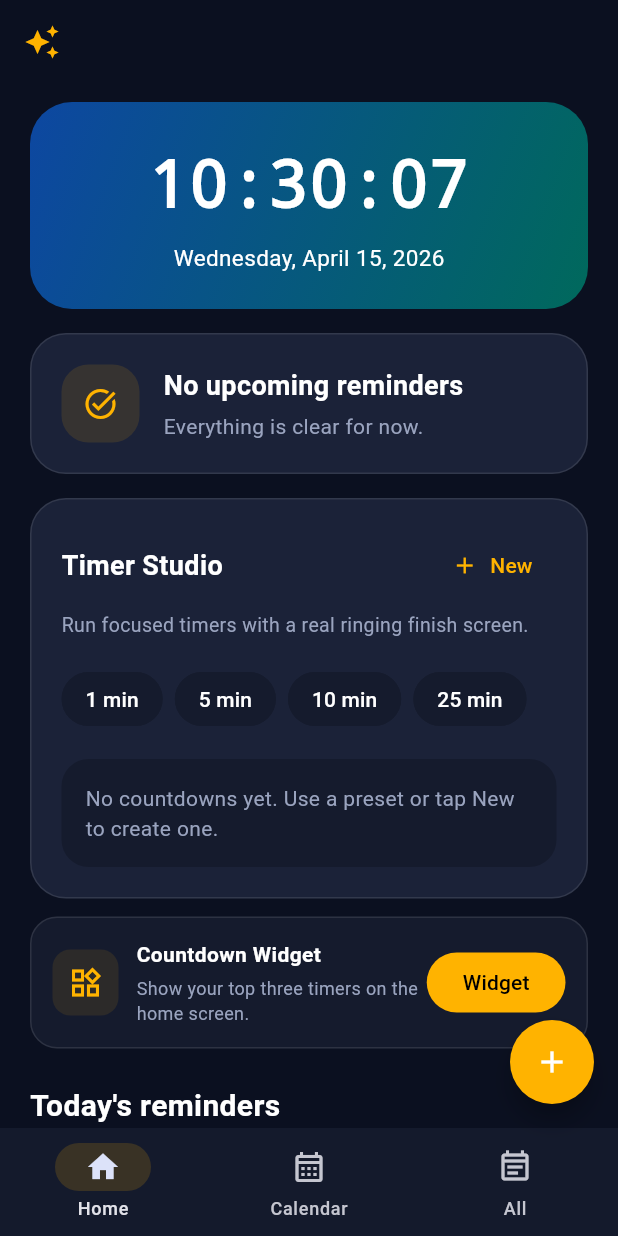
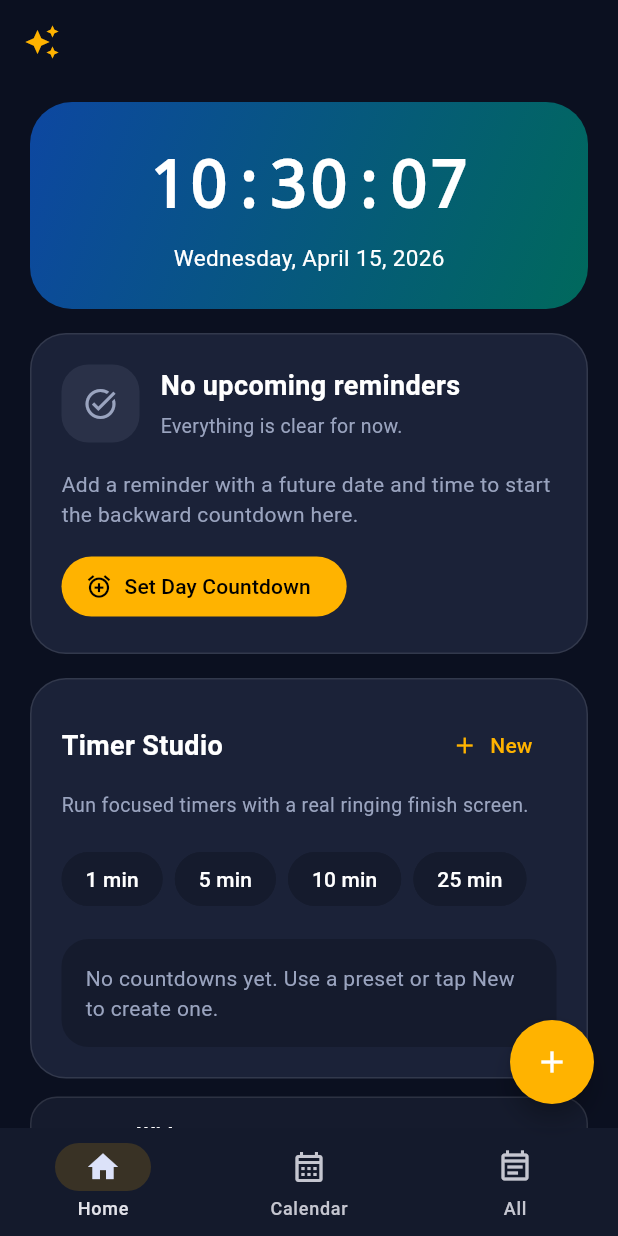
Before and after one commit to AbdulWahid0171/ai_scheduler, a Flutter app: the screen it shows after launch, on a phone screen of 412 x 824 dp. Run offline on Flutter 3.47's test engine with Material 3 defaults, Android fonts, the phone set to English and light mode, and no system bars; our stand-ins replace flutter_local_notifications, permission_handler, sqflite, table_calendar; missing offline and left inert: flutter_gemma; accounts and stored records are empty.

Commit message:
Add day countdown home and widget support

```diff
--- a/lib/screens/home_screen.dart
+++ b/lib/screens/home_screen.dart
@@ -32,8 +32,19 @@ class HomeScreen extends StatelessWidget {
                     onTap: () {
                       final next = state.nextUpcomingReminder;
                       if (next != null) {
-                        AddEditReminderSheet.show(context, reminder: next);
+                        AddEditReminderSheet.show(
+                          context,
+                          reminder: next,
+                          countdownMode: true,
+                        );
                       }
+                    },
+                    onCreateCountdown: () {
+                      AddEditReminderSheet.show(
+                        context,
+                        initialDate: DateTime.now().add(const Duration(days: 1)),
+                        countdownMode: true,
+                      );
                     },
                   ),
                   const SizedBox(height: 16),
@@ -46,7 +57,7 @@ class HomeScreen extends StatelessWidget {
                         builder: (context) => AlertDialog(
                           title: const Text('Home Widget'),
                           content: const Text(
-                            'To add the countdown widget, long-press your home screen, open Widgets, then add AI Scheduler.\n\nUse this after starting timers so the widget shows your latest top three countdowns.',
+                            'To add a widget, long-press your home screen, open Widgets, then add AI Scheduler.\n\nThere are now two widget types:\n- Countdown Widget for your top three timers\n- Day Countdown Widget for the next reminder countdown',
                           ),
                           actions: [
                             TextButton(
@@ -136,7 +147,7 @@ class _WidgetCallout extends StatelessWidget {
               crossAxisAlignment: CrossAxisAlignment.start,
               children: [
                 Text(
-                  'Countdown Widget',
+                  'Widgets',
                   style: TextStyle(
                     color: AppColors.textPrimary,
                     fontWeight: FontWeight.w700,
@@ -144,7 +155,7 @@ class _WidgetCallout extends StatelessWidget {
                 ),
                 SizedBox(height: 4),
                 Text(
-                  'Show your top three timers on the home screen.',
+                  'Add timer and day-countdown widgets to the home screen.',
                   style: TextStyle(
                     color: AppColors.textSecondary,
                     fontSize: 12,
--- a/lib/services/home_widget_service.dart
+++ b/lib/services/home_widget_service.dart
@@ -1,5 +1,7 @@
 import 'package:flutter/foundation.dart';
 import 'package:flutter/services.dart';
+
+import '../models/reminder.dart';
 
 class CountdownWidgetEntry {
   const CountdownWidgetEntry({
@@ -53,4 +55,21 @@ class HomeWidgetService {
       // Ignore platform channel failures outside Android widget support.
     }
   }
+
+  static Future<void> updateDayCountdownWidget({
+    required Reminder? reminder,
+  }) async {
+    if (defaultTargetPlatform != TargetPlatform.android) {
+      return;
+    }
+
+    try {
+      await _channel.invokeMethod<void>('updateDayCountdownWidget', {
+        'title': reminder?.title ?? '',
+        'targetMillis': reminder?.dateTime.millisecondsSinceEpoch ?? 0,
+      });
+    } catch (_) {
+      // Ignore platform channel failures outside Android widget support.
+    }
+  }
 }
--- a/lib/state/app_state.dart
+++ b/lib/state/app_state.dart
@@ -3,6 +3,7 @@ import 'package:flutter/material.dart';
 import '../database/database_helper.dart';
 import '../models/chat_message.dart';
 import '../models/reminder.dart';
+import '../services/home_widget_service.dart';
 import '../services/notification_service.dart';
 import '../utils/constants.dart';
 import '../utils/date_utils.dart';
@@ -51,6 +52,9 @@ class AppState extends ChangeNotifier {
   Future<void> refresh() async {
     _reminders = await _databaseHelper.getAllReminders();
     _reminders.sort((a, b) => a.dateTime.compareTo(b.dateTime));
+    await HomeWidgetService.updateDayCountdownWidget(
+      reminder: nextUpcomingReminder,
+    );
     notifyListeners();
   }
 
--- a/lib/widgets/countdown_widget.dart
+++ b/lib/widgets/countdown_widget.dart
@@ -1,39 +1,65 @@
+import 'dart:async';
+
 import 'package:flutter/material.dart';
 
 import '../models/reminder.dart';
 import '../utils/constants.dart';
 import '../utils/date_utils.dart';
 
-class CountdownWidget extends StatelessWidget {
+class CountdownWidget extends StatefulWidget {
   const CountdownWidget({
     super.key,
     required this.reminder,
     this.onTap,
+    this.onCreateCountdown,
   });
 
   final Reminder? reminder;
   final VoidCallback? onTap;
+  final VoidCallback? onCreateCountdown;
+
+  @override
+  State<CountdownWidget> createState() => _CountdownWidgetState();
+}
+
+class _CountdownWidgetState extends State<CountdownWidget> {
+  Timer? _timer;
+  DateTime _now = DateTime.now();
+
+  @override
+  void initState() {
+    super.initState();
+    _scheduleNextTick();
+  }
+
+  @override
+  void dispose() {
+    _timer?.cancel();
+    super.dispose();
+  }
+
+  void _scheduleNextTick() {
+    _timer?.cancel();
+    final now = DateTime.now();
+    final delay = Duration(milliseconds: 1000 - now.millisecond);
+    _timer = Timer(delay, () {
+      if (!mounted) {
+        return;
+      }
+      setState(() => _now = DateTime.now());
+      _scheduleNextTick();
+    });
+  }
 
   @override
   Widget build(BuildContext context) {
-    final title = reminder == null
-        ? 'No upcoming reminders'
-        : AppDateUtils.isToday(reminder!.dateTime)
-            ? reminder!.title
-            : '${AppDateUtils.daysUntil(reminder!.dateTime)} days until ${reminder!.title}';
-    final subtitle = reminder == null
-        ? 'Everything is clear for now.'
-        : AppDateUtils.isToday(reminder!.dateTime)
-            ? '${AppDateUtils.formatTime(reminder!.dateTime)} - TODAY'
-            : AppDateUtils.formatShortDate(reminder!.dateTime);
-    final icon = reminder == null
-        ? Icons.task_alt
-        : AppDateUtils.isToday(reminder!.dateTime)
-            ? Icons.push_pin
-            : Icons.hourglass_top;
+    final reminder = widget.reminder;
+    final remaining = reminder == null ? Duration.zero : reminder.dateTime.difference(_now);
+    final hasActiveCountdown = reminder != null && !remaining.isNegative;
+    final accent = hasActiveCountdown ? AppColors.accent : AppColors.textSecondary;
 
     return InkWell(
-      onTap: reminder == null ? null : onTap,
+      onTap: hasActiveCountdown ? widget.onTap : widget.onCreateCountdown,
       borderRadius: BorderRadius.circular(24),
       child: Container(
         width: double.infinity,
@@ -43,23 +69,29 @@ class CountdownWidget extends StatelessWidget {
           borderRadius: BorderRadius.circular(24),
           border: Border.all(color: Colors.white10),
         ),
-        child: Row(
+        child: Column(
+          crossAxisAlignment: CrossAxisAlignment.start,
+          children: [
+            Row(
               children: [
                 Container(
                   padding: const EdgeInsets.all(14),
                   decoration: BoxDecoration(
-                color: AppColors.accent.withAlpha(30),
+                    color: accent.withAlpha(30),
                     borderRadius: BorderRadius.circular(18),
                   ),
-              child: Icon(icon, color: AppColors.accent),
+                  child: Icon(
+                    hasActiveCountdown ? Icons.hourglass_bottom : Icons.task_alt,
+                    color: accent,
                   ),
-            const SizedBox(width: 16),
+                ),
+                const SizedBox(width: 14),
                 Expanded(
                   child: Column(
                     crossAxisAlignment: CrossAxisAlignment.start,
                     children: [
                       Text(
-                    title,
+                        hasActiveCountdown ? 'Day Countdown' : 'No upcoming reminders',
                         style: const TextStyle(
                           color: AppColors.textPrimary,
                           fontSize: 18,
@@ -68,10 +100,14 @@ class CountdownWidget extends StatelessWidget {
                       ),
                       const SizedBox(height: 4),
                       Text(
-                    subtitle,
+                        hasActiveCountdown
+                            ? reminder.title
+                            : 'Everything is clear for now.',
+                        maxLines: 1,
+                        overflow: TextOverflow.ellipsis,
                         style: const TextStyle(
                           color: AppColors.textSecondary,
-                      fontSize: 14,
+                          fontSize: 13,
                         ),
                       ),
                     ],
@@ -79,7 +115,90 @@ class CountdownWidget extends StatelessWidget {
                 ),
               ],
             ),
+            const SizedBox(height: 18),
+            if (hasActiveCountdown) ...[
+              Text(
+                _formatRemaining(remaining),
+                style: const TextStyle(
+                  color: AppColors.textPrimary,
+                  fontSize: 34,
+                  fontWeight: FontWeight.w700,
+                  fontFamily: 'monospace',
+                ),
+              ),
+              const SizedBox(height: 10),
+              Text(
+                'Counting down to ${AppDateUtils.formatHeaderDate(reminder.dateTime)} at ${AppDateUtils.formatTime(reminder.dateTime)}',
+                style: const TextStyle(
+                  color: AppColors.textSecondary,
+                  fontSize: 13,
+                ),
+              ),
+            ] else
+              Column(
+                crossAxisAlignment: CrossAxisAlignment.start,
+                children: [
+                  const Text(
+                    'Add a reminder with a future date and time to start the backward countdown here.',
+                    style: TextStyle(
+                      color: AppColors.textSecondary,
+                      fontSize: 14,
+                    ),
+                  ),
+                  const SizedBox(height: 14),
+                  FilledButton.icon(
+                    onPressed: widget.onCreateCountdown,
+                    style: FilledButton.styleFrom(
+                      backgroundColor: AppColors.accent,
+                      foregroundColor: Colors.black,
+                    ),
+                    icon: const Icon(Icons.add_alarm),
+                    label: const Text('Set Day Countdown'),
+                  ),
+                ],
+              ),
+            if (hasActiveCountdown) ...[
+              const SizedBox(height: 14),
+              Wrap(
+                spacing: 10,
+                runSpacing: 10,
+                children: [
+                  FilledButton.icon(
+                    onPressed: widget.onTap,
+                    style: FilledButton.styleFrom(
+                      backgroundColor: AppColors.accent,
+                      foregroundColor: Colors.black,
+                    ),
+                    icon: const Icon(Icons.edit_calendar),
+                    label: const Text('Edit Countdown'),
+                  ),
+                  OutlinedButton.icon(
+                    onPressed: widget.onCreateCountdown,
+                    style: OutlinedButton.styleFrom(
+                      foregroundColor: AppColors.textPrimary,
+                      side: const BorderSide(color: Colors.white24),
+                    ),
+                    icon: const Icon(Icons.add),
+                    label: const Text('New Countdown'),
+                  ),
+                ],
+              ),
+            ],
+          ],
+        ),
       ),
     );
   }
+
+  String _formatRemaining(Duration duration) {
+    final safe = duration.isNegative ? Duration.zero : duration;
+    final days = safe.inDays;
+    final hours = safe.inHours.remainder(24);
+    final minutes = safe.inMinutes.remainder(60);
+    final seconds = safe.inSeconds.remainder(60);
+    return '${days.toString().padLeft(2, '0')}d '
+        '${hours.toString().padLeft(2, '0')}h '
+        '${minutes.toString().padLeft(2, '0')}m '
+        '${seconds.toString().padLeft(2, '0')}s';
   }
+}
--- a/lib/widgets/multi_countdown_widget.dart
+++ b/lib/widgets/multi_countdown_widget.dart
@@ -28,18 +28,26 @@ class _MultiCountdownWidgetState extends State<MultiCountdownWidget> {
   @override
   void initState() {
     super.initState();
-    _timer = Timer.periodic(const Duration(seconds: 1), (_) {
-      if (!mounted) {
-        return;
-      }
-      setState(() {});
-    });
+    _scheduleNextTick();
   }
 
   @override
   void dispose() {
     _timer?.cancel();
     super.dispose();
+  }
+
+  void _scheduleNextTick() {
+    _timer?.cancel();
+    final now = DateTime.now();
+    final delay = Duration(milliseconds: 1000 - now.millisecond);
+    _timer = Timer(delay, () {
+      if (!mounted) {
+        return;
+      }
+      setState(() {});
+      _scheduleNextTick();
+    });
   }
 
   @override
```
Also changed, not shown: lib/screens/add_edit_reminder.dart (+33 -8 lines), 5 other files. Lines whose indentation alone changed are shown as unchanged.
